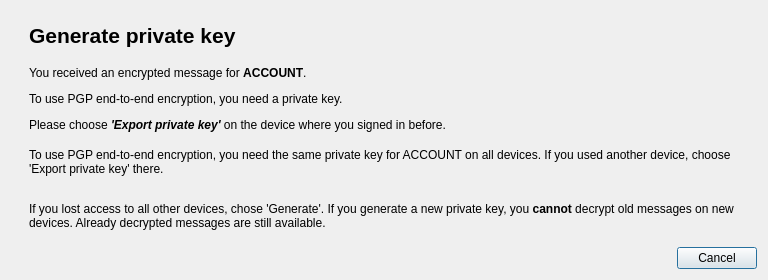
Above: resources/generate_pgp_key_dialog.ui from AGProjects/blink-qt before the change. Below: the same form after it.
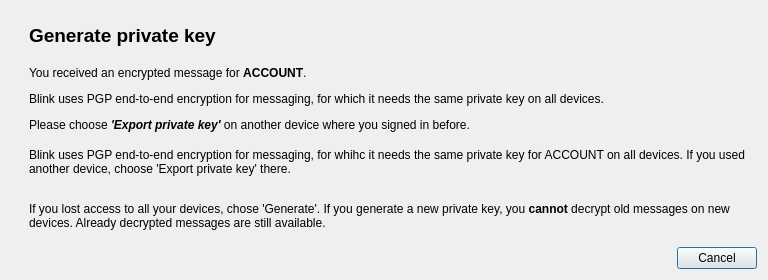
That is the form after the change. Icons and pictures are not drawn.

Commit message: Improve PGP panels

Diff of the .ui file:
```diff
--- a/resources/generate_pgp_key_dialog.ui
+++ b/resources/generate_pgp_key_dialog.ui
@@ -52,8 +52,7 @@
       <widget class="QLabel" name="label_2">
        <property name="font">
         <font>
-         <pointsize>16</pointsize>
-         <weight>75</weight>
+         <pointsize>14</pointsize>
          <bold>true</bold>
         </font>
        </property>
@@ -74,14 +73,14 @@
         </size>
        </property>
        <property name="text">
-        <string>&lt;html&gt;&lt;head/&gt;&lt;body&gt;&lt;p&gt;You received an encrypted message for &lt;span style=&quot; font-weight:600;&quot;&gt;ACCOUNT&lt;/span&gt;.&lt;/p&gt;&lt;p&gt;To use PGP end-to-end encryption, you need a private key.&lt;/p&gt;&lt;p&gt;Please choose &lt;span style=&quot; font-weight:600; font-style:italic;&quot;&gt;'Export private key'&lt;/span&gt; on the device where you signed in before.&lt;/p&gt;&lt;/body&gt;&lt;/html&gt;</string>
+        <string>&lt;html&gt;&lt;head/&gt;&lt;body&gt;&lt;p&gt;You received an encrypted message for &lt;span style=&quot; font-weight:600;&quot;&gt;ACCOUNT&lt;/span&gt;.&lt;/p&gt;&lt;p&gt;Blink uses PGP end-to-end encryption for messaging, for which it needs the same private key on all devices.&lt;/p&gt;&lt;p&gt;Please choose &lt;span style=&quot; font-weight:600; font-style:italic;&quot;&gt;'Export private key'&lt;/span&gt; on another device where you signed in before.&lt;/p&gt;&lt;/body&gt;&lt;/html&gt;</string>
        </property>
       </widget>
      </item>
      <item>
       <widget class="QLabel" name="key_maybe_present_label">
        <property name="text">
-        <string>To use PGP end-to-end encryption, you need the same private key for ACCOUNT on all devices. If you used another device, choose 'Export private key' there.</string>
+        <string>Blink uses PGP end-to-end encryption for messaging, for whihc it needs the same private key for ACCOUNT on all devices. If you used another device, choose 'Export private key' there.</string>
        </property>
        <property name="wordWrap">
         <bool>true</bool>
@@ -91,7 +90,7 @@
      <item>
       <widget class="QLabel" name="label_3">
        <property name="text">
-        <string>If you lost access to all other devices, chose 'Generate'. If you generate a new private key, you &lt;span style=&quot; font-weight:600;&quot;&gt;cannot&lt;/span&gt; decrypt old messages on new devices. Already decrypted messages are still available.</string>
+        <string>&lt;html&gt;&lt;head/&gt;&lt;body&gt;&lt;p&gt;If you lost access to all your devices, chose 'Generate'. If you generate a new private key, you &lt;span style=&quot; font-weight:600;&quot;&gt;cannot&lt;/span&gt; decrypt old messages on new devices. Already decrypted messages are still available.&lt;/p&gt;&lt;/body&gt;&lt;/html&gt;</string>
        </property>
        <property name="wordWrap">
         <bool>true</bool>
```
The commit also changes 2 other files.
